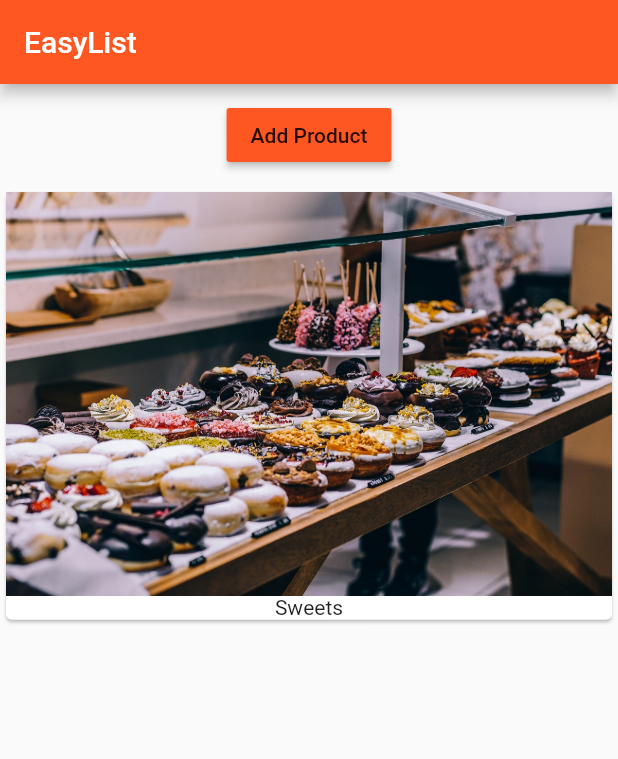
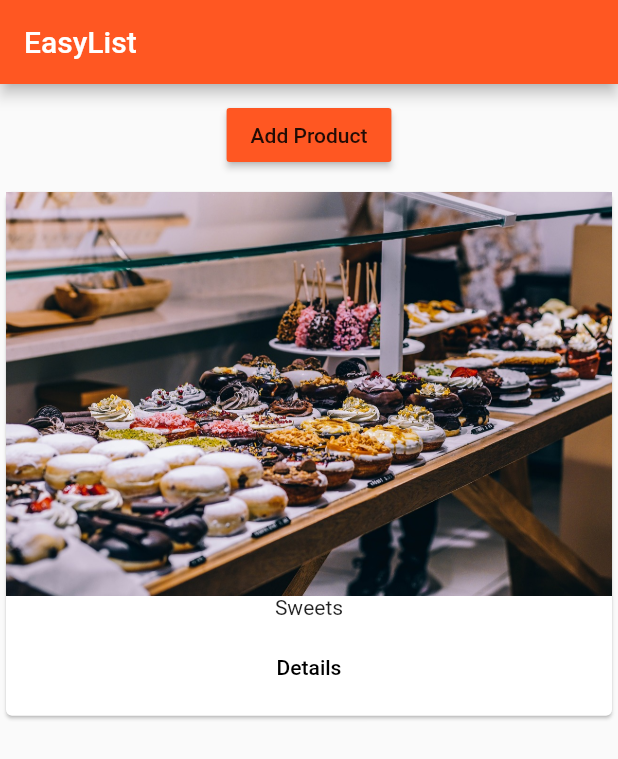
Before and after one commit to vichanse/flutter_course, a Flutter app: the screen it shows after launch, after a tap on "Add Product", on a phone screen of 412 x 824 dp. Shown: the top 759 px of the screen. Run offline on Flutter 3.47's test engine with Material 2 defaults, Android fonts, the phone set to English and light mode, and no system bars.

Commit message:
Adding button

```diff
--- a/lib/products.dart
+++ b/lib/products.dart
@@ -9,7 +9,16 @@ class Products extends StatelessWidget {
       child: Column(
         children: <Widget>[
           Image.asset('assets/food.jpg'),
-          Text((products[index]))
+          Text((products[index])),
+          ButtonBar(
+            alignment: MainAxisAlignment.center,
+            children: <Widget>[
+              FlatButton(
+                child: Text('Details'),
+                onPressed: () => {},
+              )
+            ],
+          )
         ],
       ),
     );
```
Also changed, not shown: lib/pages/product.dart (added, +12 -0 lines).
